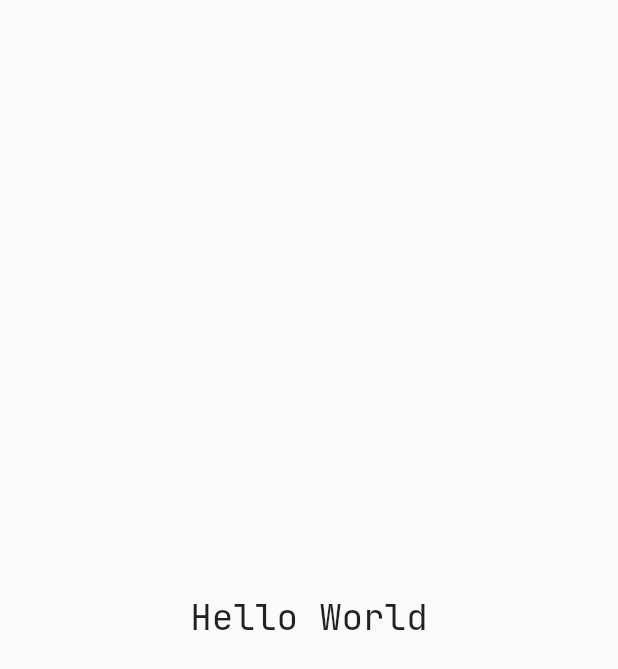
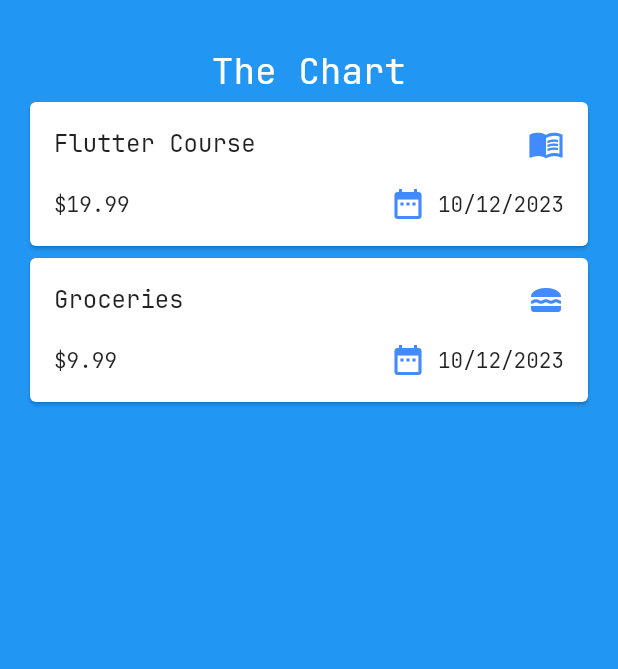
Before and after one commit to TNury/flutter_expenses_app, a Flutter app: the screen it shows after launch, on a phone screen of 412 x 824 dp. Shown: the top 669 px of the screen. Run offline on Flutter 3.47's test engine with Material 2 defaults, Android fonts, the phone set to English and light mode, and no system bars.

Commit message:
feat: Create expenses screen with hardcoded expenses

```diff
--- a/lib/main.dart
+++ b/lib/main.dart
@@ -1,19 +1,14 @@
 import 'package:flutter/material.dart';
 import 'package:flutter_expenses_tracker/theme/theme.dart';
+import 'package:flutter_expenses_tracker/widgets/screens/expenses_screen.dart';
 
 void main() {
   runApp(
     MaterialApp(
       title: "Flutter Expenses Tracker",
       theme: theme,
-      home: const Scaffold(
-        body: Center(
-          child: Text(
-            'Hello World',
-            style: TextStyle(fontSize: 24),
-          ),
-        ),
-      ),
+      debugShowCheckedModeBanner: false,
+      home: const ExpensesScreen(),
     ),
   );
 }
--- /dev/null
+++ b/lib/models/expense.dart
@@ -0,0 +1,36 @@
+import 'package:flutter/material.dart';
+import 'package:uuid/uuid.dart';
+import 'package:intl/intl.dart';
+
+final dateFormatter = DateFormat.yMd();
+
+const uuid = Uuid();
+
+enum Category { food, travel, leisure, work, study }
+
+const categoryIcons = {
+  Category.food: Icons.lunch_dining,
+  Category.travel: Icons.flight_takeoff,
+  Category.leisure: Icons.movie,
+  Category.work: Icons.work,
+  Category.study: Icons.menu_book
+};
+
+class Expense {
+  Expense({
+    required this.title,
+    required this.category,
+    required this.amount,
+    required this.date,
+  }) : id = uuid.v4();
+
+  final String id;
+  final String title;
+  final Category category;
+  final double amount;
+  final DateTime date;
+
+  String get formattedDate {
+    return dateFormatter.format(date);
+  }
+}
--- a/lib/theme/theme.dart
+++ b/lib/theme/theme.dart
@@ -2,4 +2,5 @@ import 'package:flutter/material.dart';
 
 final ThemeData theme = ThemeData(
   fontFamily: 'JetBrains Mono Regular',
+  iconTheme: IconThemeData(color: Colors.blueAccent)
 );
--- /dev/null
+++ b/lib/widgets/screens/expenses_screen.dart
@@ -0,0 +1,51 @@
+import 'package:flutter/material.dart';
+import 'package:flutter_expenses_tracker/models/expense.dart';
+import 'package:flutter_expenses_tracker/widgets/ui/specialized/expenses_list/expenses_list.dart';
+
+class ExpensesScreen extends StatefulWidget {
+  const ExpensesScreen({super.key});
+
+  @override
+  State<ExpensesScreen> createState() => _ExpensesScreenState();
+}
+
+class _ExpensesScreenState extends State<ExpensesScreen> {
+  final List<Expense> _registeredExpenses = [
+    Expense(
+      title: 'Flutter Course',
+      category: Category.study,
+      amount: 19.99,
+      date: DateTime.now(),
+    ),
+    Expense(
+      title: 'Groceries',
+      category: Category.food,
+      amount: 9.99,
+      date: DateTime.now(),
+    )
+  ];
+
+  @override
+  Widget build(context) {
+    return Scaffold(
+      body: Center(
+        child: Container(
+          decoration: const BoxDecoration(color: Colors.blue),
+          padding: const EdgeInsets.symmetric(vertical: 32, horizontal: 16),
+          child: Column(
+            mainAxisSize: MainAxisSize.min,
+            children: [
+              const Text(
+                'The Chart',
+                style: TextStyle(fontSize: 24, color: Colors.white),
+              ),
+              Expanded(
+                child: ExpensesList(_registeredExpenses),
+              )
+            ],
+          ),
+        ),
+      ),
+    );
+  }
+}
--- /dev/null
+++ b/lib/widgets/ui/specialized/expenses_list/expenses_list.dart
@@ -0,0 +1,17 @@
+import 'package:flutter/material.dart';
+import 'package:flutter_expenses_tracker/models/expense.dart';
+import 'package:flutter_expenses_tracker/widgets/ui/specialized/expenses_list/expenses_list_item.dart';
+
+class ExpensesList extends StatelessWidget {
+  const ExpensesList(this.expensesList, {super.key});
+
+  final List<Expense> expensesList;
+
+  @override
+  Widget build(context) {
+    return ListView.builder(
+      itemCount: expensesList.length,
+      itemBuilder: (context, index) => ExpensesListItem(expensesList[index]),
+    );
+  }
+}
--- /dev/null
+++ b/lib/widgets/ui/specialized/expenses_list/expenses_list_item.dart
@@ -0,0 +1,46 @@
+import 'package:flutter/material.dart';
+import 'package:flutter_expenses_tracker/models/expense.dart';
+
+class ExpensesListItem extends StatelessWidget {
+  const ExpensesListItem(this.expenseData, {super.key});
+
+  final Expense expenseData;
+
+  @override
+  Widget build(BuildContext context) {
+    return Card(
+      child: Padding(
+        padding: const EdgeInsets.all(16.0),
+        child: Column(
+          crossAxisAlignment: CrossAxisAlignment.start,
+          children: [
+            Row(
+              mainAxisAlignment: MainAxisAlignment.spaceBetween,
+              children: [
+                Text(
+                  expenseData.title,
+                  style: const TextStyle(fontSize: 16),
+                ),
+                Icon(categoryIcons[expenseData.category]),
+              ],
+            ),
+            const SizedBox(height: 16),
+            Row(
+              mainAxisAlignment: MainAxisAlignment.spaceBetween,
+              children: [
+                Text('\$${expenseData.amount.toStringAsFixed(2)}'),
+                Row(
+                  children: [
+                    const Icon(Icons.date_range),
+                    const SizedBox(width: 8),
+                    Text(expenseData.formattedDate),
+                  ],
+                ),
+              ],
+            )
+          ],
+        ),
+      ),
+    );
+  }
+}
--- a/pubspec.yaml
+++ b/pubspec.yaml
@@ -35,6 +35,8 @@ dependencies:
   # The following adds the Cupertino Icons font to your application.
   # Use with the CupertinoIcons class for iOS style icons.
   cupertino_icons: ^1.0.2
+  uuid: ^4.1.0
+  intl: ^0.18.1
 
 dev_dependencies:
   flutter_test:
```
Also changed, not shown: pubspec.lock.
